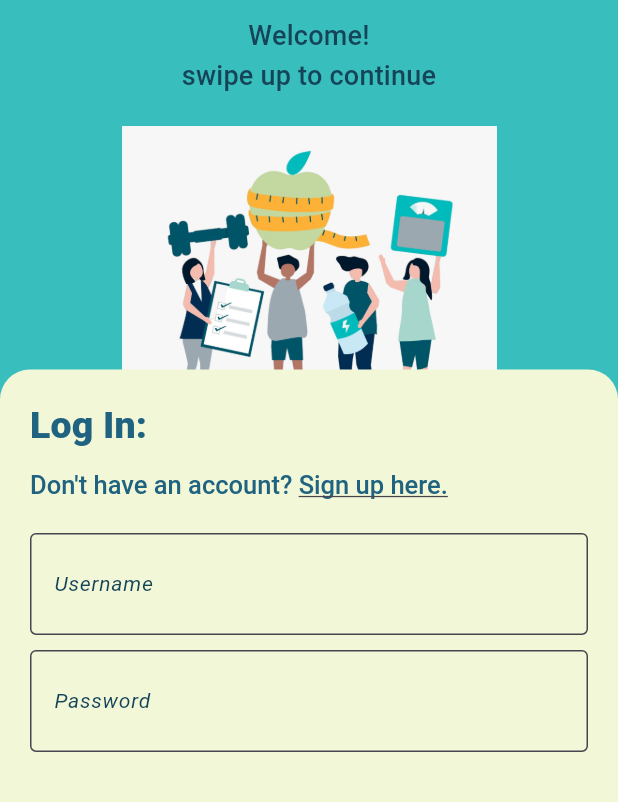
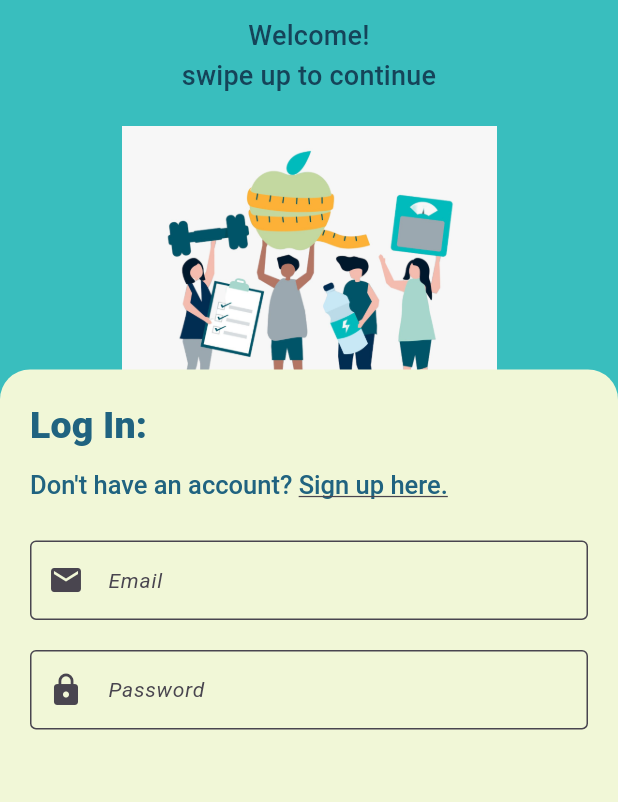
Before and after one commit to zeynepozgurgun/fit_life, a Flutter app: the screen it shows after launch, on a phone screen of 412 x 824 dp, the part 434-1236 px from its top. Run offline on Flutter 3.47's test engine with Material 3 defaults, Android fonts, the phone set to English and light mode, and no system bars; our stand-ins replace cloud_firestore, firebase_auth, firebase_core, google_fonts, image_picker; accounts and stored records are empty.

Commit message:
Feature/Fitlife-6 Firebase register & login operations

```diff
--- a/lib/core/theme.dart
+++ b/lib/core/theme.dart
@@ -1,7 +1,7 @@
 import 'package:flutter/material.dart';
 import 'package:google_fonts/google_fonts.dart';
 
-const ColorScheme _colors = const ColorScheme(
+const ColorScheme _colors =  ColorScheme(
   primary: const Color(0xFFf1f7d7),
   onPrimary: const Color(0xFFfbe3a3),
   secondary: const Color(0xFF206380),
--- a/lib/features/login_page.dart
+++ b/lib/features/login_page.dart
@@ -1,27 +1,45 @@
-// login_page.dart
 import 'package:flutter/gestures.dart';
 import 'package:flutter/material.dart';
+import 'package:firebase_auth/firebase_auth.dart';
 import 'package:fit_life/features/signup_page.dart';
+import 'package:image_picker/image_picker.dart';
 
 class LoginPage extends StatelessWidget {
-  const LoginPage({super.key});
+   LoginPage({super.key});
+
+  final TextEditingController _tEmail = TextEditingController();
+  final TextEditingController _tPassword = TextEditingController();
 
   @override
   Widget build(BuildContext context) {
     final ColorScheme colorScheme = Theme.of(context).colorScheme;
 
     return Scaffold(
-      backgroundColor: colorScheme.surface, // Turkuaz renk
+      backgroundColor: colorScheme.surface,
       body: GestureDetector(
         onTap: () {
-          // Klavyeyi kapat
           FocusScope.of(context).unfocus();
         },
         child: Stack(
           children: [
-            // Arka plan
-            Container(
-              child: Center(
+            const BackgroundContent(),
+            LoginPanel(
+              emailController: _tEmail,
+              passwordController: _tPassword,
+            ),
+          ],
+        ),
+      ),
+    );
+  }
+}
+
+class BackgroundContent extends StatelessWidget {
+  const BackgroundContent({super.key});
+
+  @override
+  Widget build(BuildContext context) {
+    return Center(
       child: Column(
         mainAxisAlignment: MainAxisAlignment.center,
         children: [
@@ -36,14 +54,51 @@ class LoginPage extends StatelessWidget {
             style: Theme.of(context).textTheme.titleMedium,
           ),
           const SizedBox(height: 20),
-                    // Burada arka plan görseli yer alacak
           Image.asset('assets/images/login_image.png', height: 200),
         ],
       ),
-              ),
-            ),
-            // Login paneli
-            DraggableScrollableSheet(
+    );
+  }
+}
+
+class LoginPanel extends StatelessWidget {
+  final TextEditingController emailController;
+  final TextEditingController passwordController;
+
+  const LoginPanel({
+    super.key,
+    required this.emailController,
+    required this.passwordController,
+  });
+
+  Future<void> _login(BuildContext context) async {
+    try {
+      UserCredential userCredential = await FirebaseAuth.instance.signInWithEmailAndPassword(
+        email: emailController.text,
+        password: passwordController.text,
+      );
+      // Kullanıcı başarılı bir şekilde giriş yaptıktan sonra yönlendirme yapabilirsiniz
+      Navigator.pushReplacementNamed(context, '/home');
+    } on FirebaseAuthException catch (e) {
+      String message;
+      if (e.code == 'user-not-found') {
+        message = 'No user found for that email.';
+      } else if (e.code == 'wrong-password') {
+        message = 'Wrong password provided for that user.';
+      } else {
+        message = 'Something went wrong. Please try again.';
+      }
+      ScaffoldMessenger.of(context).showSnackBar(
+        SnackBar(content: Text(message)),
+      );
+    }
+  }
+
+  @override
+  Widget build(BuildContext context) {
+    final ColorScheme colorScheme = Theme.of(context).colorScheme;
+
+    return DraggableScrollableSheet(
       initialChildSize: 0.35,
       minChildSize: 0.35,
       maxChildSize: 0.85,
@@ -51,18 +106,75 @@ class LoginPage extends StatelessWidget {
         return Container(
           decoration: BoxDecoration(
             color: colorScheme.primary,
-                    borderRadius: BorderRadius.vertical(top: Radius.circular(20)),
+            borderRadius: const BorderRadius.vertical(top: Radius.circular(20)),
           ),
           padding: const EdgeInsets.all(20),
           child: ListView(
             controller: controller,
             children: [
-                      Text(
+              const LoginTitle(),
+              const SizedBox(height: 10),
+              const SignUpLink(),
+              const SizedBox(height: 20),
+              _inputField(emailController, 'Email', Icons.email),
+              const SizedBox(height: 10),
+              _inputField(passwordController, 'Password', Icons.lock, obscureText: true),
+              const SizedBox(height: 20),
+              ElevatedButton(
+                style: ElevatedButton.styleFrom(
+                  backgroundColor: colorScheme.secondary,
+                  foregroundColor: colorScheme.onSecondary,
+                ),
+                child: Text(
+                  'Log in',
+                  style: Theme.of(context).textTheme.headlineSmall?.copyWith(color: Colors.white),
+                ),
+                onPressed: () => _login(context),
+              ),
+              const ContinueWithoutAccountButton(),
+            ],
+          ),
+        );
+      },
+    );
+  }
+
+  Widget _inputField(TextEditingController controller, String hint, IconData iconData, {bool obscureText = false}) {
+    return Padding(
+      padding: const EdgeInsets.symmetric(vertical: 5),
+      child: TextField(
+        controller: controller,
+        obscureText: obscureText,
+        decoration: InputDecoration(
+          labelText: hint,
+          border: const OutlineInputBorder(),
+          prefixIcon: Icon(iconData),
+        ),
+      ),
+    );
+  }
+}
+
+class LoginTitle extends StatelessWidget {
+  const LoginTitle({super.key});
+
+  @override
+  Widget build(BuildContext context) {
+    return Text(
       'Log In:',
       style: Theme.of(context).textTheme.titleSmall,
-                      ),
-                      const SizedBox(height: 10),
-                      RichText(
+    );
+  }
+}
+
+class SignUpLink extends StatelessWidget {
+  const SignUpLink({super.key});
+
+  @override
+  Widget build(BuildContext context) {
+    final ColorScheme colorScheme = Theme.of(context).colorScheme;
+
+    return RichText(
       text: TextSpan(
         text: "Don't have an account? ",
         style: Theme.of(context).textTheme.headlineSmall,
@@ -70,7 +182,7 @@ class LoginPage extends StatelessWidget {
           TextSpan(
             text: 'Sign up here.',
             style: TextStyle(
-                                color: colorScheme.secondary, // Farklı renk
+              color: colorScheme.secondary,
               decoration: TextDecoration.underline,
             ),
             recognizer: TapGestureRecognizer()
@@ -85,53 +197,21 @@ class LoginPage extends StatelessWidget {
           ),
         ],
       ),
-                      ),
-                      const SizedBox(height: 20),
-                      TextField(
-                        style: Theme.of(context).textTheme.titleSmall,
-                        decoration: InputDecoration(
-                          labelText: 'Username',
-                          border: const OutlineInputBorder(),
-                          labelStyle: TextStyle(color: colorScheme.onSecondary),
-                        ),
-                      ),
-                      const SizedBox(height: 10),
-                      TextField(
-                        obscureText: true,
-                        style: Theme.of(context).textTheme.titleSmall,
-                        decoration: InputDecoration(
-                          labelText: 'Password',
-                          border: const OutlineInputBorder(),
-                          labelStyle: TextStyle(color: colorScheme.onSecondary),
-                        ),
-                      ),
-                      const SizedBox(height: 20),
-                      ElevatedButton(
-                        style: ElevatedButton.styleFrom(
-                          backgroundColor: colorScheme.secondary,
-                          foregroundColor: colorScheme.onSecondary,
-                        ),
-                        child: Text(
-                          'Log in',
-                          style: Theme.of(context).textTheme.headlineSmall?.copyWith(color: Colors.white),
-                        ),
-                        onPressed: () {},
-                      ),
-                      TextButton(
+    );
+  }
+}
+
+class ContinueWithoutAccountButton extends StatelessWidget {
+  const ContinueWithoutAccountButton({super.key});
+
+  @override
+  Widget build(BuildContext context) {
+    return TextButton(
       child: Text(
         'Continue without an account',
         style: Theme.of(context).textTheme.bodyLarge,
       ),
       onPressed: () {},
-                      ),
-                    ],
-                  ),
-                );
-              },
-            ),
-          ],
-        ),
-      ),
     );
   }
 }
--- a/lib/features/my_account.dart
+++ b/lib/features/my_account.dart
@@ -12,9 +12,10 @@ class MyAccount extends StatefulWidget {
 
 class _MyAccountState extends State<MyAccount> {
   File? _image;
+  final ImagePicker _picker = ImagePicker(); // ImagePicker örneğini oluşturun
 
   Future<void> _pickImage() async {
-    final pickedFile = await ImagePicker().pickImage(source: ImageSource.gallery);
+    final pickedFile = await _picker.pickImage(source: ImageSource.gallery);
     if (pickedFile != null) {
       setState(() {
         _image = File(pickedFile.path);
--- a/lib/main.dart
+++ b/lib/main.dart
@@ -23,7 +23,7 @@ class MyApp extends StatelessWidget {
     return MaterialApp(
       title: 'Fitlife',
       theme: appTheme, // Özel temamızı burada kullanıyoruz
-      home: const LoginPage(), // Ana sayfa olarak LoginPage'i kullanıyoruz
+      home: LoginPage(), // Ana sayfa olarak LoginPage'i kullanıyoruz
       debugShowCheckedModeBanner: false, // Debug etiketini kaldırıyoruz
     );
   }
--- /dev/null
+++ b/lib/services/auth_service.dart
@@ -0,0 +1,12 @@
+import 'package:cloud_firestore/cloud_firestore.dart';
+class AuthService {
+  final userCollection = FirebaseFirestore.instance.collection("users");
+
+  Future <void> registerUser({required String email,required String password}) async {
+    await userCollection.doc().set({
+      "email" : email,
+      "password" : password
+    });
+  }
+
+}
```
Also changed, not shown: pubspec.yaml (+9 -64 lines), pubspec.lock, 8 other files. Lines whose indentation alone changed are shown as unchanged.
